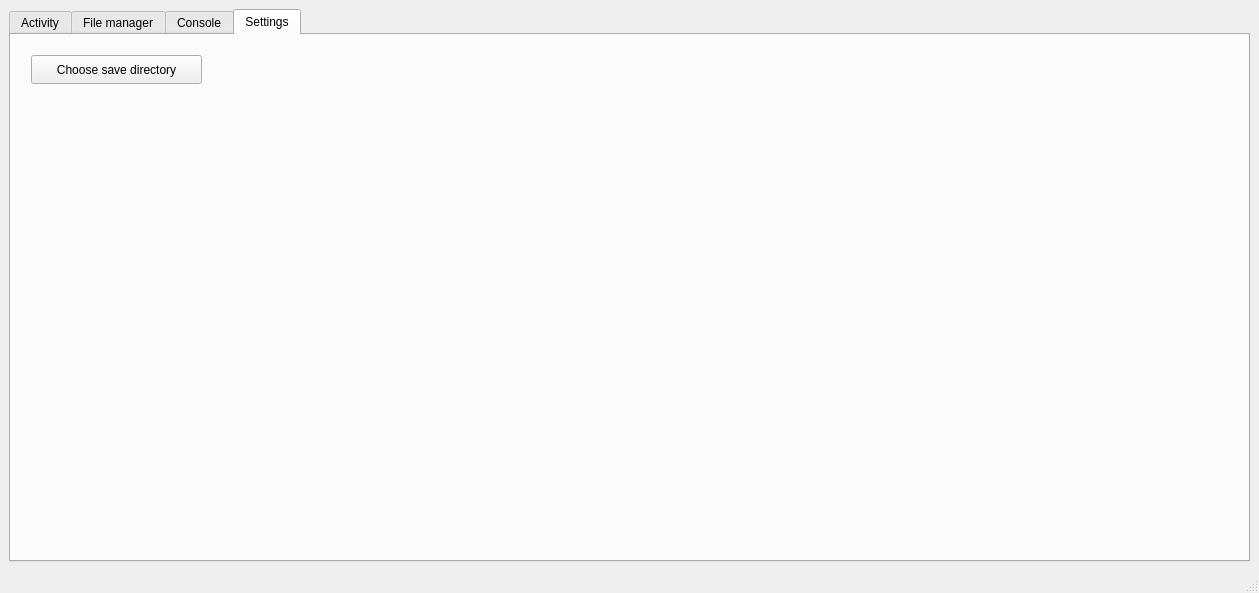
Old version of the form practiceServer/mainwindow.ui in the repository sdedge/productionPractice.
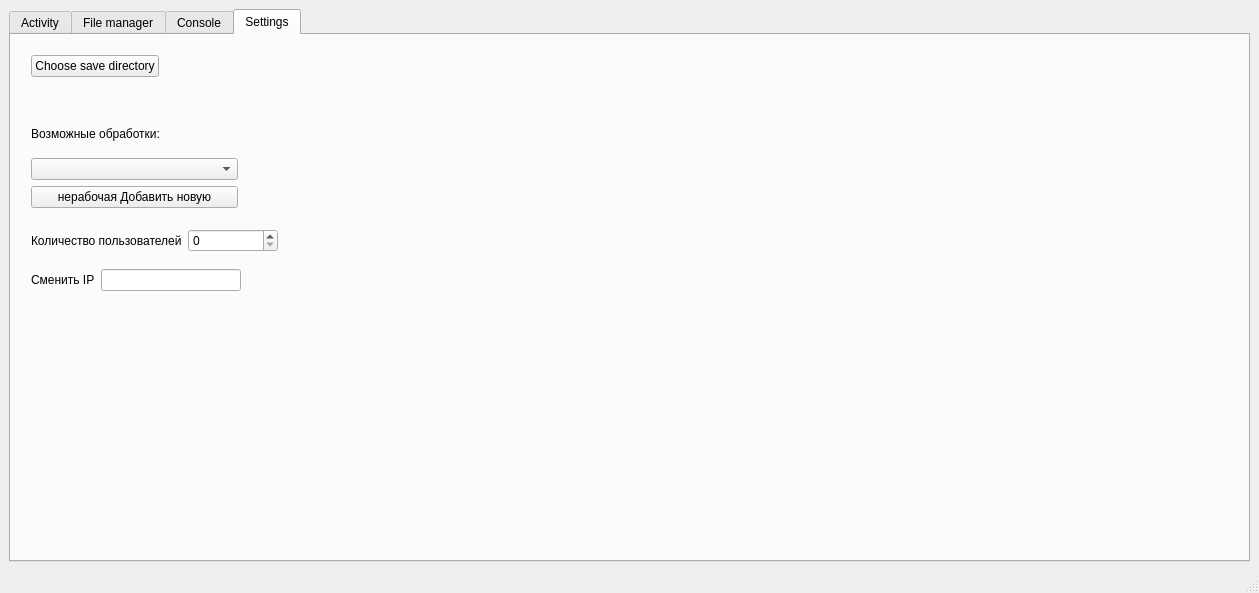
New version of the form. The open tabs and pages were chosen to show the change.

The edit to the form file:
```diff
--- a/practiceServer/mainwindow.ui
+++ b/practiceServer/mainwindow.ui
@@ -15,7 +15,7 @@
   </property>
   <widget class="QWidget" name="centralwidget">
    <layout class="QGridLayout" name="gridLayout">
-    <item row="2" column="0">
+    <item row="1" column="0">
      <widget class="QTabWidget" name="serverTabWidget">
       <property name="currentIndex">
        <number>0</number>
@@ -77,34 +77,120 @@
        <attribute name="title">
         <string>Settings</string>
        </attribute>
-       <widget class="QPushButton" name="chooseSaveDirPushButton">
+       <widget class="QWidget" name="layoutWidget">
+        <property name="geometry">
+         <rect>
+          <x>20</x>
+          <y>80</y>
+          <width>207</width>
+          <height>93</height>
+         </rect>
+        </property>
+        <layout class="QGridLayout" name="PossibleTreatments">
+         <item row="1" column="0">
+          <widget class="QLabel" name="possibleTreatmetsLabel">
+           <property name="text">
+            <string>Возможные обработки:</string>
+           </property>
+          </widget>
+         </item>
+         <item row="2" column="0">
+          <widget class="QComboBox" name="possibleTreatmetsComboBox"/>
+         </item>
+         <item row="3" column="0">
+          <widget class="QPushButton" name="possibleTreatmetsPushButton">
+           <property name="text">
+            <string>нерабочая Добавить новую</string>
+           </property>
+          </widget>
+         </item>
+        </layout>
+       </widget>
+       <widget class="QWidget" name="layoutWidget">
         <property name="geometry">
          <rect>
           <x>20</x>
           <y>20</y>
-          <width>171</width>
-          <height>29</height>
+          <width>381</width>
+          <height>58</height>
          </rect>
         </property>
-        <property name="text">
-         <string>Choose save directory</string>
+        <layout class="QGridLayout" name="ChooseSaveDirectory">
+         <item row="0" column="0">
+          <widget class="QPushButton" name="chooseSaveDirPushButton">
+           <property name="text">
+            <string>Choose save directory</string>
+           </property>
+          </widget>
+         </item>
+         <item row="0" column="1">
+          <spacer name="horizontalSpacer">
+           <property name="orientation">
+            <enum>Qt::Horizontal</enum>
+           </property>
+           <property name="sizeHint" stdset="0">
+            <size>
+             <width>40</width>
+             <height>20</height>
+            </size>
+           </property>
+          </spacer>
+         </item>
+         <item row="1" column="0" colspan="2">
+          <widget class="QLabel" name="dirPathLabel">
+           <property name="text">
+            <string/>
+           </property>
+           <property name="alignment">
+            <set>Qt::AlignCenter</set>
+           </property>
+          </widget>
+         </item>
+        </layout>
+       </widget>
+       <widget class="QWidget" name="layoutWidget">
+        <property name="geometry">
+         <rect>
+          <x>20</x>
+          <y>190</y>
+          <width>247</width>
+          <height>31</height>
+         </rect>
         </property>
+        <layout class="QHBoxLayout" name="QuantityOfClients">
+         <item>
+          <widget class="QLabel" name="quantityOfClientsLabel">
+           <property name="text">
+            <string>Количество пользователей</string>
+           </property>
+          </widget>
+         </item>
+         <item>
+          <widget class="QSpinBox" name="quantityOfClientsSpinBox"/>
+         </item>
+        </layout>
        </widget>
-       <widget class="QLabel" name="dirPathLabel">
+       <widget class="QWidget" name="layoutWidget">
         <property name="geometry">
          <rect>
           <x>20</x>
-          <y>50</y>
-          <width>421</width>
-          <height>20</height>
+          <y>230</y>
+          <width>210</width>
+          <height>30</height>
          </rect>
         </property>
-        <property name="text">
-         <string/>
-        </property>
-        <property name="alignment">
-         <set>Qt::AlignCenter</set>
-        </property>
+        <layout class="QHBoxLayout" name="ChangeIP">
+         <item>
+          <widget class="QLabel" name="changeIPLabel">
+           <property name="text">
+            <string>Сменить IP</string>
+           </property>
+          </widget>
+         </item>
+         <item>
+          <widget class="QLineEdit" name="changeIPLineEdit"/>
+         </item>
+        </layout>
        </widget>
       </widget>
      </widget>
```
Left out of the diff: 2 changed lines with no effect on the pictures.
